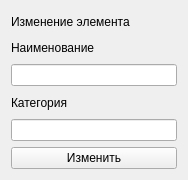
DontDog/DBConnections, file modifydialog.ui: the form before one commit.
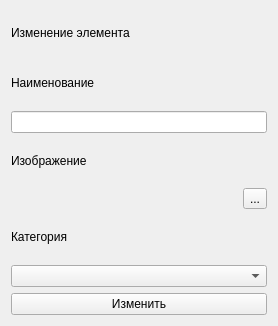
The form after the commit.

Diff of the .ui file:
```diff
--- a/modifydialog.ui
+++ b/modifydialog.ui
@@ -6,13 +6,15 @@
    <rect>
     <x>0</x>
     <y>0</y>
-    <width>188</width>
-    <height>180</height>
+    <width>278</width>
+    <height>326</height>
    </rect>
   </property>
   <property name="windowTitle">
    <string>Form</string>
   </property>
+  <layout class="QVBoxLayout" name="verticalLayout_2">
+   <item>
   <layout class="QVBoxLayout" name="verticalLayout">
    <item>
     <widget class="QLabel" name="label_3">
@@ -31,6 +33,31 @@
    <item>
     <widget class="QLineEdit" name="lineEditRecordName"/>
    </item>
+     <item>
+      <widget class="QLabel" name="label_4">
+       <property name="text">
+        <string>Изображение</string>
+       </property>
+      </widget>
+     </item>
+     <item>
+      <layout class="QHBoxLayout" name="horizontalLayout">
+       <item>
+        <widget class="QLabel" name="label_5">
+         <property name="text">
+          <string/>
+         </property>
+        </widget>
+       </item>
+       <item>
+        <widget class="QToolButton" name="toolButton">
+         <property name="text">
+          <string>...</string>
+         </property>
+        </widget>
+       </item>
+      </layout>
+     </item>
    <item>
     <widget class="QLabel" name="label_2">
      <property name="text">
@@ -39,7 +66,7 @@
     </widget>
    </item>
    <item>
-    <widget class="QLineEdit" name="lineEditRecordCategory"/>
+      <widget class="QComboBox" name="comboBox"/>
    </item>
    <item>
     <widget class="QPushButton" name="btnEditRecord">
@@ -47,6 +74,8 @@
       <string>Изменить</string>
      </property>
     </widget>
+     </item>
+    </layout>
    </item>
   </layout>
  </widget>
```
Lines whose indentation alone changed are shown as unchanged.
